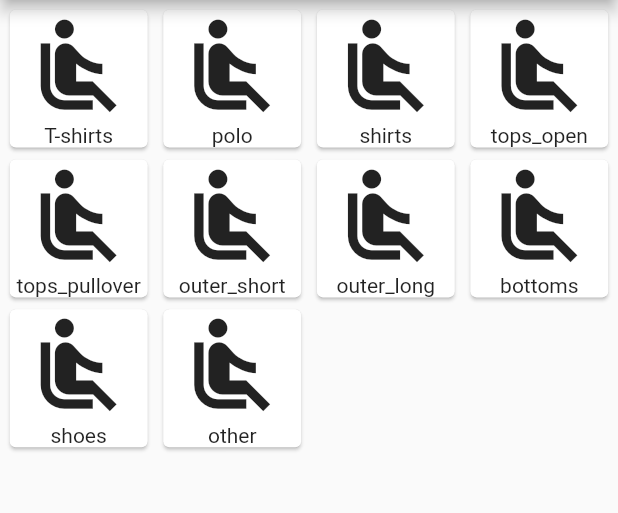
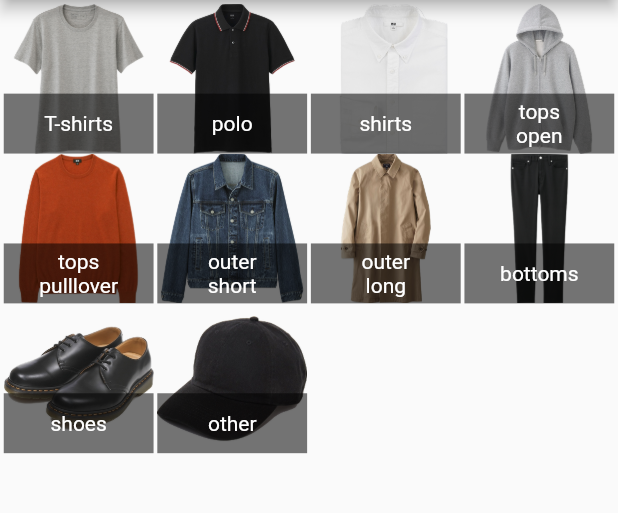
Before and after one commit to hrsma2i/closet_app, a Flutter app: the SelectTypeCategoryPage screen opened directly, on a phone screen of 412 x 824 dp, the part 84-597 px from its top. Run offline on Flutter 3.47's test engine with Material 2 defaults, Android fonts, the phone set to English and light mode, and no system bars; our stand-ins replace sqflite; accounts and stored records are empty.

Commit message:
Refactor select_typecategory_page

```diff
--- a/lib/select_typecategory_page.dart
+++ b/lib/select_typecategory_page.dart
@@ -1,4 +1,5 @@
 import 'package:flutter/material.dart';
+import 'typecategory.dart';
 
 class SelectTypeCategoryPage extends StatelessWidget {
   @override
@@ -12,50 +13,41 @@ class SelectTypeCategoryPage extends StatelessWidget {
         padding: const EdgeInsets.all(2.5),
         crossAxisCount: 4,
         crossAxisSpacing: 2.5,
-        children: [
-          TypeCategoryCard("T-shirts"),
-          TypeCategoryCard("polo"),
-          TypeCategoryCard("shirts"),
-          TypeCategoryCard("tops_open"),
-          TypeCategoryCard("tops_pullover"),
-          TypeCategoryCard("outer_short"),
-          TypeCategoryCard("outer_long"),
-          TypeCategoryCard("bottoms"),
-          TypeCategoryCard("shoes"),
-          TypeCategoryCard("other"),
-        ],
+        children: name2image.keys.map((typeCategory) =>
+            TypeCategoryCard(typeCategory)
+        ).toList(),
       ),
     );
   }
 }
 
 class TypeCategoryCard extends StatelessWidget {
-  String typecategory;
+  String typeCategory;
 
-  TypeCategoryCard(this.typecategory);
+  TypeCategoryCard(this.typeCategory);
 
   @override
   Widget build(BuildContext context) {
     return new GestureDetector(
-      child: Card(
-        child: Column(
-          children: <Widget>[
-            Expanded(
-              child: LayoutBuilder(
-                builder: (context, constraint){
-                  return new Icon(
-                    Icons.airline_seat_recline_normal,
-                    size: constraint.biggest.height
-                  );
-                },
-              ),
+      child: GridTile(
+        footer: AspectRatio(
+          aspectRatio: 2.5,
+          child: GridTileBar(
+            backgroundColor: Colors.black54,
+            title: Container(
+              alignment: Alignment.center,
+              child: Text(
+                typeCategory.replaceAll('_', '\n'),
+                maxLines: 2,
+                textAlign: TextAlign.center,
+              )
             ),
-            Text(typecategory),
-          ],
+          ),
         ),
+        child: name2image[typeCategory],
       ),
       onTap: (){
-        Navigator.of(context).pop(typecategory);
+        Navigator.of(context).pop(typeCategory);
       },
     );
   }
--- /dev/null
+++ b/lib/typecategory.dart
@@ -0,0 +1,14 @@
+import 'package:flutter/material.dart';
+
+Map name2image = {
+  "T-shirts": Image.asset('images/T_gray.PNG'),
+  "polo": Image.asset('images/polo_fredperry.PNG'),
+  "shirts": Image.asset('images/shirts_white.PNG'),
+  "tops_open": Image.asset('images/fullzip_gray.PNG'),
+  "tops_pulllover": Image.asset('images/sweater_red.PNG'),
+  "outer_short": Image.asset('images/denim_jacket_blue.PNG'),
+  "outer_long": Image.asset('images/standcollar_beige.PNG'),
+  "bottoms": Image.asset('images/skinny_black.PNG'),
+  "shoes": Image.asset('images/dress_shoes_black_martens.PNG'),
+  "other": Image.asset('images/cap_black.PNG'),
+};
```
Also changed, not shown: lib/color.dart (+28 -0 lines), lib/item_details_page.dart (+4 -42 lines), lib/item_filter_page.dart (+5 -14 lines), lib/select_color_page.dart (+38 -18 lines).
